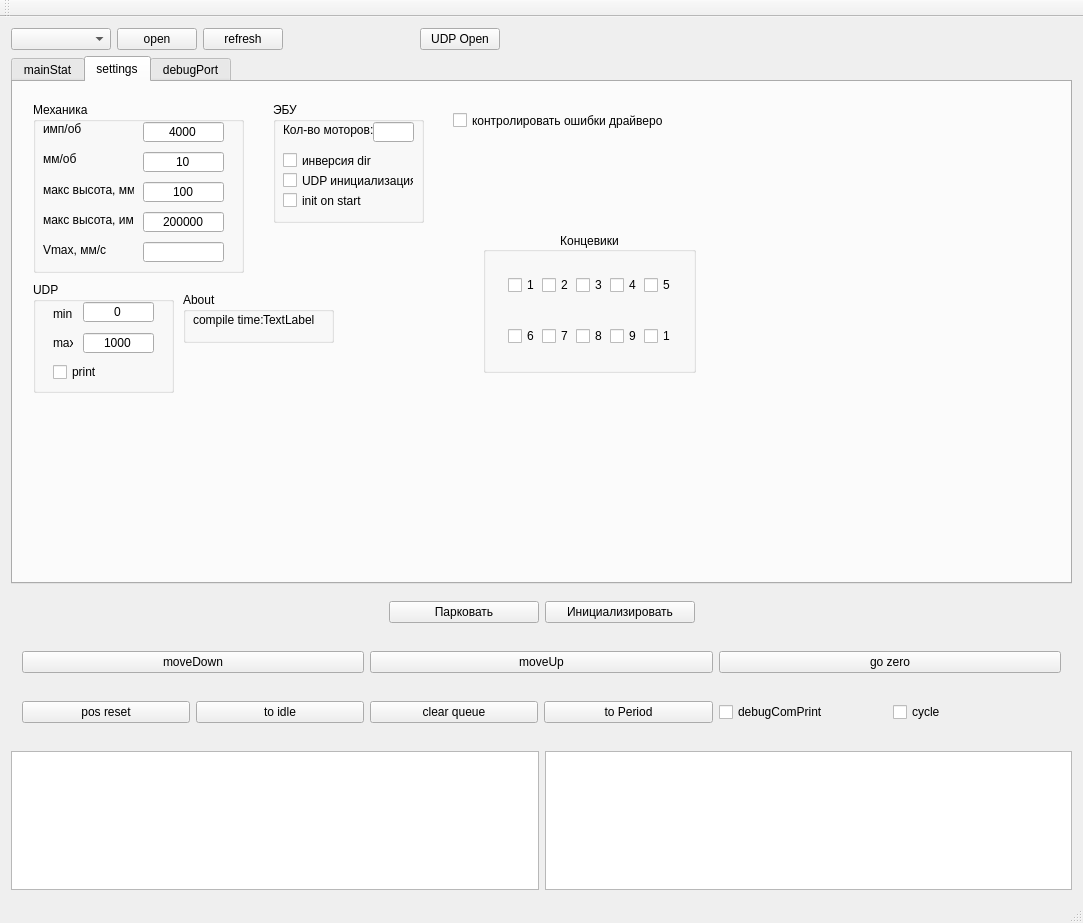
The window that mainwindow.ui (baradoid/polden-motorControl) describes before a commit, drawn with Qt 5.
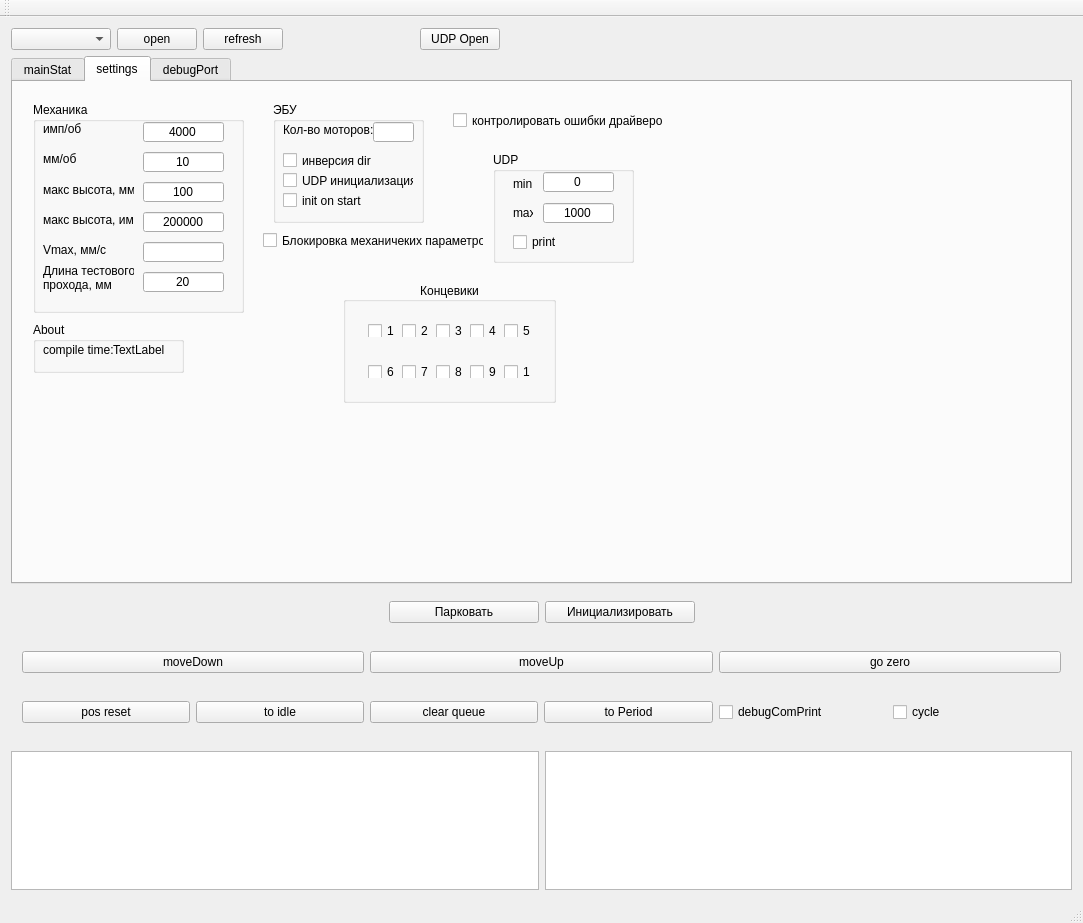
The same window after the commit. The open tabs and pages were chosen to show the change.

Commit message: + блокировка параметров + настройка длины тестового пробега

Diff of the .ui file:
```diff
--- a/mainwindow.ui
+++ b/mainwindow.ui
@@ -437,7 +437,7 @@
           <x>20</x>
           <y>20</y>
           <width>211</width>
-          <height>171</height>
+          <height>211</height>
          </rect>
         </property>
         <property name="title">
@@ -597,6 +597,39 @@
           <set>Qt::AlignCenter</set>
          </property>
         </widget>
+        <widget class="QLabel" name="label_15">
+         <property name="geometry">
+          <rect>
+           <x>10</x>
+           <y>160</y>
+           <width>91</width>
+           <height>31</height>
+          </rect>
+         </property>
+         <property name="text">
+          <string>Длина тестового
+прохода, мм</string>
+         </property>
+        </widget>
+        <widget class="QLineEdit" name="lineEditTermSeekRangeMM">
+         <property name="geometry">
+          <rect>
+           <x>110</x>
+           <y>170</y>
+           <width>81</width>
+           <height>20</height>
+          </rect>
+         </property>
+         <property name="inputMask">
+          <string>99</string>
+         </property>
+         <property name="text">
+          <string>20</string>
+         </property>
+         <property name="alignment">
+          <set>Qt::AlignCenter</set>
+         </property>
+        </widget>
        </widget>
        <widget class="QGroupBox" name="groupBox_6">
         <property name="geometry">
@@ -685,8 +718,8 @@
        <widget class="QGroupBox" name="groupBox_7">
         <property name="geometry">
          <rect>
-          <x>20</x>
-          <y>200</y>
+          <x>480</x>
+          <y>70</y>
           <width>141</width>
           <height>111</height>
          </rect>
@@ -775,8 +808,8 @@
        <widget class="QGroupBox" name="groupBox_8">
         <property name="geometry">
          <rect>
-          <x>170</x>
-          <y>210</y>
+          <x>20</x>
+          <y>240</y>
           <width>151</width>
           <height>51</height>
          </rect>
@@ -814,10 +847,10 @@
        <widget class="QGroupBox" name="groupBox">
         <property name="geometry">
          <rect>
-          <x>470</x>
-          <y>150</y>
+          <x>330</x>
+          <y>200</y>
           <width>213</width>
-          <height>141</height>
+          <height>121</height>
          </rect>
         </property>
         <property name="title">
@@ -960,6 +993,19 @@
          <string>контролировать ошибки драйверов</string>
         </property>
        </widget>
+       <widget class="QCheckBox" name="checkBoxLockSettings">
+        <property name="geometry">
+         <rect>
+          <x>250</x>
+          <y>150</y>
+          <width>221</width>
+          <height>17</height>
+         </rect>
+        </property>
+        <property name="text">
+         <string>Блокировка механичеких параметров</string>
+        </property>
+       </widget>
       </widget>
       <widget class="QWidget" name="tabDebugPort">
        <attribute name="title">
```
Left out of the diff: 2 changed lines with no effect on the pictures. The commit also changes 9 other files.
